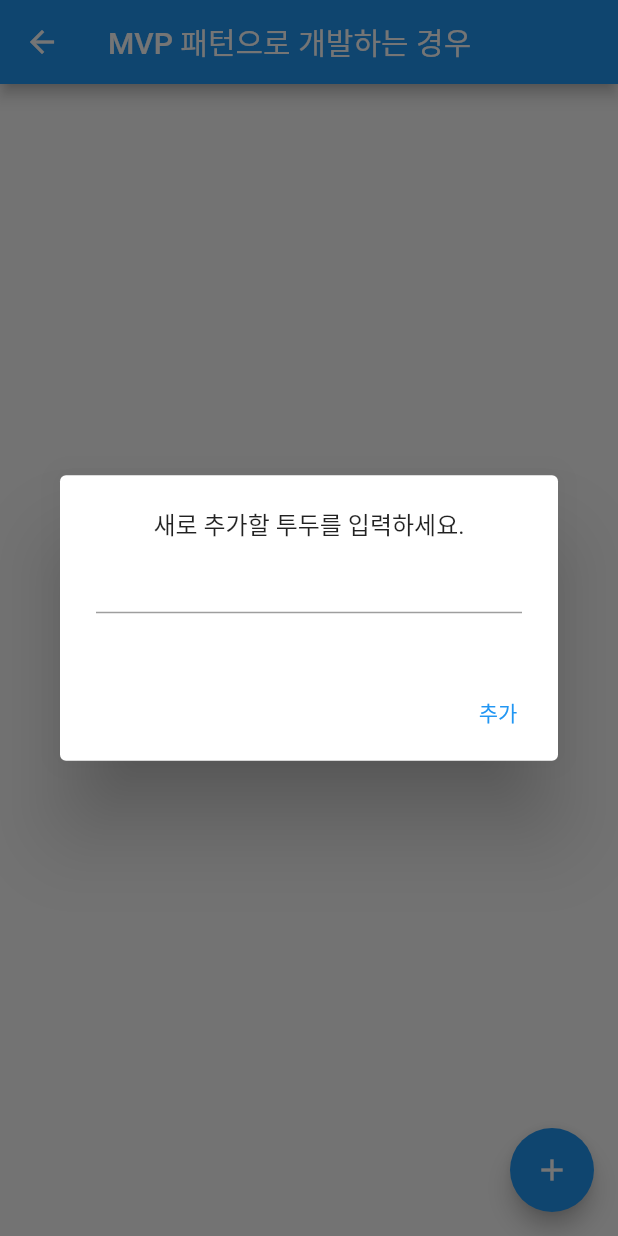
After one commit to letmebelazy/flutter-architecture-study, a Flutter app: the TodoPageMVP screen opened by its route, after a tap on the "add" icon, on a phone screen of 412 x 824 dp. The commit adds this screen. Run offline on Flutter 3.47's test engine with Material 2 defaults, Android fonts, the phone set to English and light mode, and no system bars.

Commit message:
mvp pattern

```diff
--- a/lib/list_page.dart
+++ b/lib/list_page.dart
@@ -1,4 +1,5 @@
 import 'package:architecture_patterns/mvc_pattern/todo_view.dart';
+import 'package:architecture_patterns/mvp_pattern/todo_view.dart';
 import 'package:architecture_patterns/no%20pattern/todo_page.dart';
 import 'package:flutter/material.dart';
 
@@ -47,6 +48,7 @@ class CustomListTile extends StatelessWidget {
     TodoPage.route,
     TodoPageMVC.route,
     TodoPageMVC2.route,
+    TodoPageMVP.route,
   ];
 
   CustomListTile({
@@ -61,7 +63,7 @@ class CustomListTile extends StatelessWidget {
       child: TextButton(
         onPressed: () {
           // 누르면 해당 페이지로 이동함. 아직 구현되지 않은 페이지는 이동 불가
-          if (index < 3) {
+          if (index < 4) {
             Navigator.pushNamed(
               context,
               routes[index],
--- a/lib/main.dart
+++ b/lib/main.dart
@@ -1,7 +1,11 @@
+import 'package:architecture_patterns/mvc_pattern/todo_model.dart';
 import 'package:architecture_patterns/mvc_pattern/todo_view.dart';
 import 'package:architecture_patterns/mvc_pattern2/todo_view_and_controller.dart';
+import 'package:architecture_patterns/mvp_pattern/todo_presenter.dart';
+import 'package:architecture_patterns/mvp_pattern/todo_view.dart';
 import 'package:flutter/material.dart';
 import 'list_page.dart';
+import 'mvp_pattern/todo_model.dart';
 import 'no pattern/todo_page.dart';
 
 void main() {
@@ -29,6 +33,9 @@ class MyApp extends StatelessWidget {
         '/todo_page_mvc': (context) => const TodoPageMVC(),
         // 위 페이지보다 훨씬 더 mvc패턴 원칙에 충실해서 구현한 페이지
         '/todo_page_mvc2': (context) => const TodoPageMVC2(),
+        // 플러터 mvp패턴
+        '/todo_page_mvp': (context) => TodoPageMVP(
+            todoPresenter: TodoPresenterImpl(model: TodoModelMVP())),
       },
     );
   }
--- /dev/null
+++ b/lib/mvp_pattern/interfaces.dart
@@ -0,0 +1,13 @@
+import 'package:architecture_patterns/mvp_pattern/todo_model.dart';
+
+abstract class TodoView {
+  void refreshView(TodoModelMVP model);
+}
+
+abstract class TodoPresenter {
+  late TodoModelMVP model;
+  void setView(TodoView view);
+  void addTodo(String newTitle);
+  void editTodo(int index, String newTitle);
+  void toggleTodo(int index);
+}
--- /dev/null
+++ b/lib/mvp_pattern/todo_model.dart
@@ -0,0 +1,5 @@
+import '../models/todo.dart';
+
+class TodoModelMVP {
+  List<Todo> todos = [];
+}
--- /dev/null
+++ b/lib/mvp_pattern/todo_presenter.dart
@@ -0,0 +1,35 @@
+import 'package:architecture_patterns/mvp_pattern/interfaces.dart';
+import 'package:architecture_patterns/mvp_pattern/todo_model.dart';
+import '../models/todo.dart';
+
+class TodoPresenterImpl implements TodoPresenter {
+  @override
+  TodoModelMVP model;
+  late TodoView view;
+
+  TodoPresenterImpl({required this.model});
+
+  @override
+  void setView(view) {
+    this.view = view;
+    view.refreshView(model);
+  }
+
+  @override
+  void addTodo(String newTitle) {
+    model.todos.add(Todo(title: newTitle));
+    view.refreshView(model);
+  }
+
+  @override
+  void editTodo(int index, String newTitle) {
+    model.todos[index].title = newTitle;
+    view.refreshView(model);
+  }
+
+  @override
+  void toggleTodo(int index) {
+    model.todos[index].isDone = !model.todos[index].isDone;
+    view.refreshView(model);
+  }
+}
--- /dev/null
+++ b/lib/mvp_pattern/todo_view.dart
@@ -0,0 +1,160 @@
+import 'package:architecture_patterns/mvp_pattern/interfaces.dart';
+import 'package:architecture_patterns/mvp_pattern/todo_model.dart';
+import 'package:flutter/material.dart';
+
+class TodoPageMVP extends StatefulWidget {
+  // 현 페이지에 오기 위한 라우트 이름
+  // 크게 신경 쓸 필요 없음
+  final TodoPresenter todoPresenter;
+  static const String route = '/todo_page_mvp';
+  const TodoPageMVP({Key? key, required this.todoPresenter}) : super(key: key);
+
+  @override
+  State<TodoPageMVP> createState() => _TodoPageMVPState();
+}
+
+class _TodoPageMVPState extends State<TodoPageMVP> implements TodoView {
+  late TodoModelMVP model;
+
+  @override
+  void initState() {
+    super.initState();
+    widget.todoPresenter.setView(this);
+  }
+
+  @override
+  void refreshView(TodoModelMVP model) {
+    setState(() {
+      this.model = model;
+    });
+  }
+
+  @override
+  Widget build(BuildContext context) {
+    return Scaffold(
+      appBar: AppBar(
+        title: const Text('MVP 패턴으로 개발하는 경우'),
+      ),
+      body: ListView.builder(
+        itemCount: widget.todoPresenter.model.todos.length,
+        itemBuilder: ((context, index) {
+          return ListTile(
+            onLongPress: () {
+              widget.todoPresenter.toggleTodo(index);
+              // setState(() {
+              //   // 뷰에서 모델에 직접 접근하면 안 되기 때문에 컨트롤러가 필요
+              //   // 하지만 사실상 사용자 입력을 받는 ListTile의 해당 메서드가 컨트롤러 역할을
+              //   // 하기 때문에 플러터의 MVC패턴은 모순이 발생할 수밖에 없음
+              //   // 어쨌든 투두의 완료 상태를 바꿔줌
+
+              // });
+              // 투두 완료 상태가 변경되면 스낵바로 알림
+              ScaffoldMessenger.of(context).showSnackBar(
+                SnackBar(
+                  duration: const Duration(milliseconds: 500),
+                  content: widget.todoPresenter.model.todos[index].isDone
+                      ? const Text('선택한 투두가 완료 처리됩니다')
+                      : const Text('선택한 투두가 미완료 처리됩니다'),
+                ),
+              );
+            },
+            onTap: () {
+              showDialog(
+                context: context,
+                builder: (context) {
+                  // 패턴을 쓰지 않은 페이지와 마찬가지로
+                  // 텍스트필드의 값을 저장할 임시값
+                  String tempTodo = '';
+                  return AlertDialog(
+                    content: SizedBox(
+                      width: MediaQuery.of(context).size.width * 0.8,
+                      height: MediaQuery.of(context).size.height * 0.1,
+                      child: Column(
+                        children: [
+                          const Text('수정할 내용을 입력하세요.'),
+                          TextField(
+                            // 텍스트필드의 입력값이 바뀔 때마다 임시값에 저장
+                            onChanged: (v) {
+                              tempTodo = v;
+                            },
+                          )
+                        ],
+                      ),
+                    ),
+                    actions: [
+                      TextButton(
+                        child: const Text('수정'),
+                        onPressed: () {
+                          widget.todoPresenter.editTodo(index, tempTodo);
+                          // setState(() {
+                          //   // 임시값을 활용하여 투두를 수정
+                          //   // 역시 컨트롤러에서 모델 부분의 코드를 접근하여 호출
+                          //   // 뷰에서 직접 모델의 코드를 불러 쓰는 것은 원칙 위반
+                          //   // 하지만 뷰에서 컨트롤러의 코드를 쓰는 것도 원칙 위반
+                          //   // 어찌 됐든 모순이 발생
+
+                          // });
+                          Navigator.pop(context);
+                        },
+                      )
+                    ],
+                  );
+                },
+              );
+            },
+            title: Text(
+              widget.todoPresenter.model.todos[index].title,
+              style: TextStyle(
+                decoration: widget.todoPresenter.model.todos[index].isDone
+                    ? TextDecoration.lineThrough
+                    : TextDecoration.none,
+              ),
+            ),
+            trailing: Text(
+                widget.todoPresenter.model.todos[index].isDone ? '완료' : ''),
+            subtitle: Text(widget.todoPresenter.model.todos[index].createdAt),
+          );
+        }),
+      ),
+      floatingActionButton: FloatingActionButton(
+        onPressed: () {
+          showDialog(
+            context: context,
+            builder: (context) {
+              String tempTodo = '';
+              return AlertDialog(
+                content: SizedBox(
+                  width: MediaQuery.of(context).size.width * 0.8,
+                  height: MediaQuery.of(context).size.height * 0.1,
+                  child: Column(
+                    children: [
+                      const Text('새로 추가할 투두를 입력하세요.'),
+                      TextField(
+                        onChanged: (v) {
+                          tempTodo = v;
+                        },
+                      )
+                    ],
+                  ),
+                ),
+                actions: [
+                  TextButton(
+                    child: const Text('추가'),
+                    onPressed: () {
+                      widget.todoPresenter.addTodo(tempTodo);
+                      // setState(() {
+
+                      // });
+                      Navigator.pop(context);
+                    },
+                  )
+                ],
+              );
+            },
+          );
+        },
+        child: const Icon(Icons.add),
+      ),
+    );
+  }
+}
```
